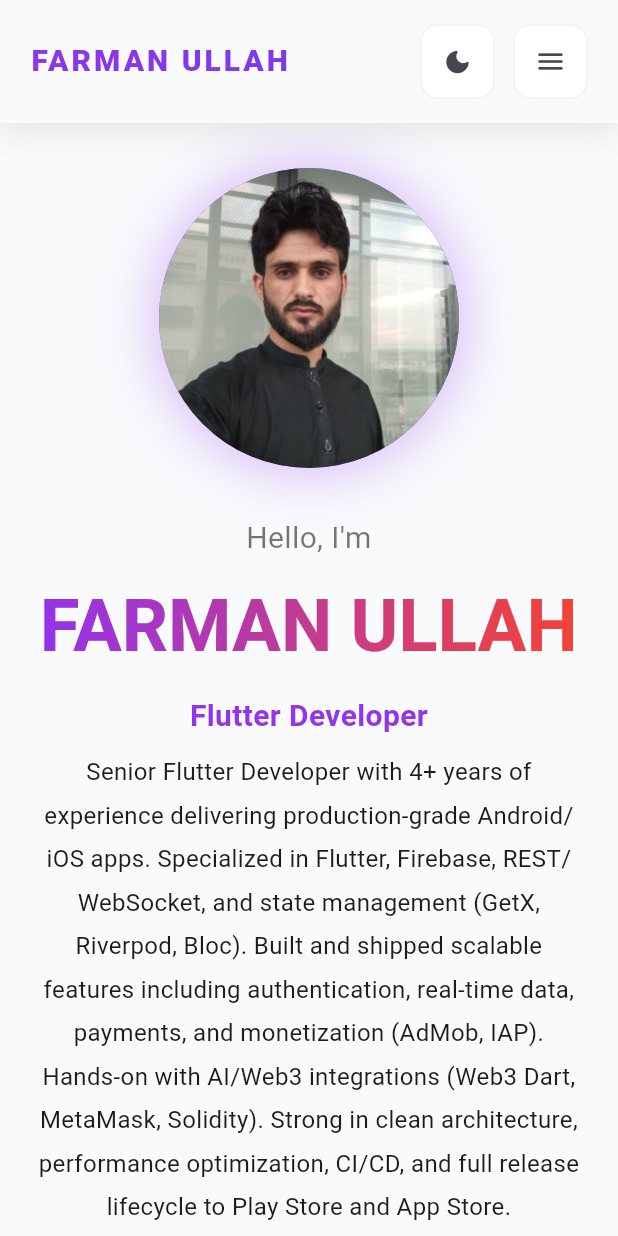
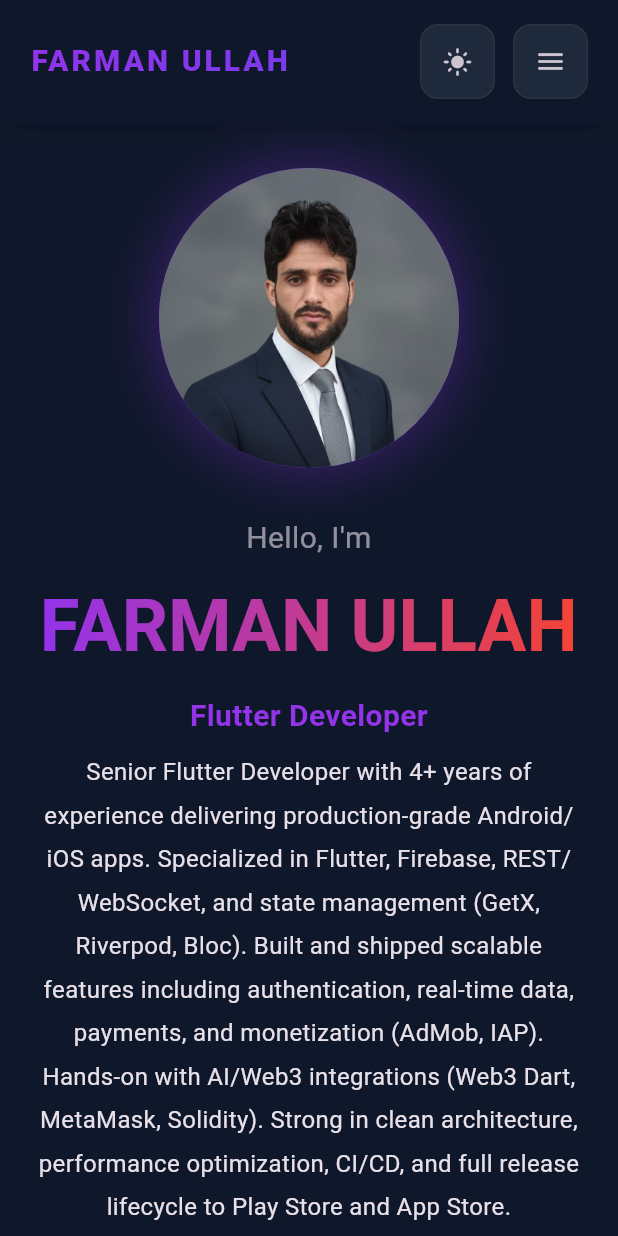
Before and after one commit to farmanullahQAU/farmanullah, a Flutter app: the screen it shows after launch, on a phone screen of 412 x 824 dp. Run offline on Flutter 3.47's test engine with Material 3 defaults, Android fonts, the phone set to English and light mode, and no system bars; our stand-ins replace get.

```diff
--- a/lib/controllers/theme_controller.dart
+++ b/lib/controllers/theme_controller.dart
@@ -2,7 +2,7 @@ import 'package:flutter/material.dart';
 import 'package:get/get.dart';
 
 class ThemeController extends GetxController {
-  final RxBool isDarkMode = false.obs;
+  final RxBool isDarkMode = true.obs;
 
   ThemeMode get themeMode =>
       isDarkMode.value ? ThemeMode.dark : ThemeMode.light;
@@ -10,8 +10,8 @@ class ThemeController extends GetxController {
   @override
   void onInit() {
     super.onInit();
-    // Start with light mode as default
-    isDarkMode.value = false;
+    // Start with dark mode as default
+    isDarkMode.value = true;
   }
 
   void toggleTheme() {
--- a/lib/main.dart
+++ b/lib/main.dart
@@ -1,10 +1,22 @@
 import 'package:farmanullah/controllers/theme_controller.dart';
 import 'package:farmanullah/utils/constants.dart';
 import 'package:farmanullah/views/home_page.dart';
+import 'package:farmanullah/widgets/splash_screen.dart';
 import 'package:flutter/material.dart';
+import 'package:flutter/services.dart';
 import 'package:get/get.dart';
 
 void main() {
+  WidgetsFlutterBinding.ensureInitialized();
+
+  // Set preferred orientations for better UX
+  SystemChrome.setPreferredOrientations([
+    DeviceOrientation.portraitUp,
+    DeviceOrientation.portraitDown,
+    DeviceOrientation.landscapeLeft,
+    DeviceOrientation.landscapeRight,
+  ]);
+
   runApp(const MyApp());
 }
 
@@ -37,7 +49,7 @@ class MyApp extends StatelessWidget {
         scaffoldBackgroundColor: AppConstants.darkBackground,
         cardColor: AppConstants.darkCard,
       ),
-      home: const HomePage(),
+      home: SplashScreen(child: const HomePage()),
     );
   }
 }
--- a/lib/models/portfolio_model.dart
+++ b/lib/models/portfolio_model.dart
@@ -121,7 +121,8 @@ class PortfolioData {
       phone: '+92 304 9575366',
       email: 'farmanullahk437@gmail.com',
       linkedIn: 'farman4',
-      cvUrl: 'https://drive.google.com/file/d/YOUR_FILE_ID/view?usp=sharing',
+      cvUrl:
+          'https://drive.google.com/file/d/18oHzH6hxA-Y6AiT0ivAmHKTov1YT7out/view?usp=sharing',
       profileImagePath: 'assets/images/projects/me.jpeg',
       bio:
           'Senior Flutter Developer with 4+ years of experience delivering production-grade Android/iOS apps. Specialized in Flutter, Firebase, REST/WebSocket, and state management (GetX, Riverpod, Bloc). Built and shipped scalable features including authentication, real-time data, payments, and monetization (AdMob, IAP). Hands-on with AI/Web3 integrations (Web3 Dart, MetaMask, Solidity). Strong in clean architecture, performance optimization, CI/CD, and full release lifecycle to Play Store and App Store.',
@@ -210,33 +211,34 @@ class PortfolioData {
       ],
       experiences: [
         Experience(
-          title: 'Flutter Developer',
+          title: 'Senior Flutter Developer',
           company: 'DigitalCode · Islamabad',
-          period: '2023 – 2024',
+          period: '2021 – 2024',
           responsibilities: [
             'Delivered crypto exchange & wallet features (KYC, P2P, spot trading) using Flutter + WebSocket; improved data sync latency by ~35%.',
             'Built responsive Material 3 UI with custom animations; increased session duration by 22%.',
             'Integrated REST APIs with robust error handling, retry logic, and token auth.',
             'Implemented secure chat (AWS Amplify + DynamoDB) and push notifications.',
             'Led QA support and release readiness; reduced crash-free sessions issues to <0.5%.',
+            'Developed and maintained multiple production apps over 3 years; contributed to architecture decisions and best practices.',
           ],
         ),
         Experience(
           title: 'Senior Flutter Developer',
-          company: 'Mohra · Saudi Arabia (Remote)',
-          period: '2022 – 2023',
+          company: 'DevCubix · Islamabad',
+          period: '2024 – Present',
           responsibilities: [
-            'Owned end-to-end Flutter delivery for a multi-purpose app; introduced Bloc and improved architecture for maintainability.',
-            'Integrated Firebase Auth, RTDB/Firestore, Cloud Functions, and FCM; reduced auth issues by 40%.',
-            'Implemented Google Maps/Places and location services with background handling.',
-            'Launched IAP and payment gateways with secure validation and receipt management.',
-            'Improved rendering performance via memoization, lazy-loading, and image optimization.',
+            'Lead Flutter development for enterprise mobile applications; architected scalable solutions using clean architecture principles.',
+            'Mentored junior developers and established code review processes; improved team velocity by 30% through knowledge sharing.',
+            'Delivered complex features including real-time synchronization, advanced state management (Bloc/Riverpod), and custom UI components.',
+            'Integrated third-party SDKs (payment gateways, analytics, push notifications) with robust error handling and fallback mechanisms.',
+            'Optimized app performance achieving 60fps on mid-range devices; reduced memory footprint by 25% through efficient resource management.',
           ],
         ),
         Experience(
           title: 'Junior Flutter Developer',
           company: 'Esols Technologies · Islamabad',
-          period: '2021 – 2022',
+          period: '2020 – 2021',
           responsibilities: [
             'Shipped 2 cross-platform apps to Play Store/App Store; adhered to release and store policies.',
             'Used GetX for routing, DI, and state; standardized module structure to speed feature dev by ~20%.',
--- a/lib/views/home_page.dart
+++ b/lib/views/home_page.dart
@@ -1,10 +1,10 @@
 import 'package:farmanullah/models/portfolio_model.dart';
 import 'package:farmanullah/widgets/contact_section.dart';
 import 'package:farmanullah/widgets/experience_section.dart';
+import 'package:farmanullah/widgets/header_divider.dart';
 import 'package:farmanullah/widgets/home_section.dart';
 import 'package:farmanullah/widgets/nav_bar.dart';
 import 'package:farmanullah/widgets/portfolio_section.dart';
-import 'package:farmanullah/widgets/section_divider.dart';
 import 'package:farmanullah/widgets/services_section.dart';
 import 'package:farmanullah/widgets/skills_section.dart';
 import 'package:flutter/material.dart';
@@ -166,7 +166,7 @@ class _HomePageState extends State<HomePage> {
                 key: _homeKey,
                 child: HomeSection(data: _portfolioData),
               ),
-              const SliverToBoxAdapter(child: SectionDivider()),
+              const SliverToBoxAdapter(child: HeaderDivider()),
               SliverToBoxAdapter(
                 key: _experienceKey,
                 child: ExperienceSection(
@@ -175,7 +175,7 @@ class _HomePageState extends State<HomePage> {
                       _portfolioData.uiContent.sectionTitles['experience']!,
                 ),
               ),
-              const SliverToBoxAdapter(child: SectionDivider()),
+              const SliverToBoxAdapter(child: HeaderDivider()),
               SliverToBoxAdapter(
                 key: _servicesKey,
                 child: ServicesSection(
@@ -184,7 +184,9 @@ class _HomePageState extends State<HomePage> {
                       _portfolioData.uiContent.sectionTitles['services']!,
                 ),
               ),
-              const SliverToBoxAdapter(child: SectionDivider()),
+              // const SliverToBoxAdapter(child: SectionDivider()),
+              const SliverToBoxAdapter(child: HeaderDivider()),
+
               SliverToBoxAdapter(
                 key: _skillsKey,
                 child: SkillsSection(
@@ -193,7 +195,8 @@ class _HomePageState extends State<HomePage> {
                       _portfolioData.uiContent.sectionTitles['skills']!,
                 ),
               ),
-              const SliverToBoxAdapter(child: SectionDivider()),
+              const SliverToBoxAdapter(child: HeaderDivider()),
+
               SliverToBoxAdapter(
                 key: _portfolioKey,
                 child: PortfolioSection(
@@ -202,7 +205,8 @@ class _HomePageState extends State<HomePage> {
                       _portfolioData.uiContent.sectionTitles['portfolio']!,
                 ),
               ),
-              const SliverToBoxAdapter(child: SectionDivider()),
+              const SliverToBoxAdapter(child: HeaderDivider()),
+
               SliverToBoxAdapter(
                 key: _contactKey,
                 child: ContactSection(data: _portfolioData),
--- a/lib/widgets/home_section.dart
+++ b/lib/widgets/home_section.dart
@@ -108,8 +108,8 @@ class HomeSection extends StatelessWidget {
         child: Image.asset(
           data.profileImagePath,
           fit: BoxFit.cover,
-          cacheWidth: 400,
-          cacheHeight: 400,
+          // cacheWidth: 400,
+          // cacheHeight: 400,
           errorBuilder: (context, error, stackTrace) {
             return Container(
               color: AppConstants.primaryColor.withOpacity(0.1),
@@ -123,7 +123,7 @@ class HomeSection extends StatelessWidget {
 
   Widget _buildDesktopProfileImage() {
     return Container(
-      width: 400,
+      width: 350,
       height: 400,
       decoration: BoxDecoration(
         shape: BoxShape.circle,
@@ -142,8 +142,8 @@ class HomeSection extends StatelessWidget {
         child: Image.asset(
           data.profileImagePath,
           fit: BoxFit.cover,
-          cacheWidth: 400,
-          cacheHeight: 400,
+          // cacheWidth: 400,
+          // cacheHeight: 400,
           errorBuilder: (context, error, stackTrace) {
             return Container(
               color: AppConstants.primaryColor.withOpacity(0.1),
--- /dev/null
+++ b/lib/widgets/splash_screen.dart
@@ -0,0 +1,147 @@
+import 'package:farmanullah/utils/constants.dart';
+import 'package:flutter/material.dart';
+
+class SplashScreen extends StatefulWidget {
+  final Widget child;
+
+  const SplashScreen({super.key, required this.child});
+
+  @override
+  State<SplashScreen> createState() => _SplashScreenState();
+}
+
+class _SplashScreenState extends State<SplashScreen>
+    with SingleTickerProviderStateMixin {
+  late AnimationController _controller;
+  late Animation<double> _fadeAnimation;
+  late Animation<double> _scaleAnimation;
+  bool _isLoaded = false;
+
+  @override
+  void initState() {
+    super.initState();
+
+    // Initialize animations
+    _controller = AnimationController(
+      vsync: this,
+      duration: const Duration(milliseconds: 1200),
+    );
+
+    _fadeAnimation = Tween<double>(begin: 0.0, end: 1.0).animate(
+      CurvedAnimation(
+        parent: _controller,
+        curve: const Interval(0.0, 0.6, curve: Curves.easeOut),
+      ),
+    );
+
+    _scaleAnimation = Tween<double>(begin: 0.8, end: 1.0).animate(
+      CurvedAnimation(
+        parent: _controller,
+        curve: const Interval(0.0, 0.6, curve: Curves.easeOutCubic),
+      ),
+    );
+
+    // Start animation
+    _controller.forward();
+
+    // Pre-load and prepare the app
+    _preloadApp();
+  }
+
+  Future<void> _preloadApp() async {
+    // Simulate minimum splash time for professional feel
+    await Future.delayed(const Duration(milliseconds: 1500));
+
+    // Wait for animation to complete
+    if (mounted) {
+      setState(() {
+        _isLoaded = true;
+      });
+    }
+  }
+
+  @override
+  void dispose() {
+    _controller.dispose();
+    super.dispose();
+  }
+
+  @override
+  Widget build(BuildContext context) {
+    if (!_isLoaded) {
+      return _buildSplashContent();
+    }
+
+    // Once loaded, directly show the main app
+    // No need for fade transition as native splash handles the transition
+    return widget.child;
+  }
+
+  Widget _buildSplashContent() {
+    final isDark = Theme.of(context).brightness == Brightness.dark;
+
+    return Scaffold(
+      backgroundColor: isDark
+          ? AppConstants.darkBackground
+          : AppConstants.lightBackground,
+      body: Center(
+        child: FadeTransition(
+          opacity: _fadeAnimation,
+          child: ScaleTransition(
+            scale: _scaleAnimation,
+            child: Column(
+              mainAxisAlignment: MainAxisAlignment.center,
+              children: [
+                // Logo/Name with gradient
+                ShaderMask(
+                  shaderCallback: (bounds) => LinearGradient(
+                    colors: [
+                      AppConstants.primaryColor,
+                      AppConstants.secondaryColor,
+                    ],
+                  ).createShader(bounds),
+                  child: Text(
+                    'FARMAN ULLAH',
+                    style: TextStyle(
+                      fontSize: 42,
+                      fontWeight: FontWeight.w900,
+                      letterSpacing: 3,
+                      color: Colors.white,
+                    ),
+                  ),
+                ),
+                const SizedBox(height: 16),
+                // Subtitle
+                Text(
+                  'Flutter Developer',
+                  style: TextStyle(
+                    fontSize: 16,
+                    fontWeight: FontWeight.w500,
+                    letterSpacing: 2,
+                    color:
+                        (isDark
+                                ? AppConstants.darkTextSecondary
+                                : AppConstants.lightTextSecondary)
+                            .withOpacity(0.8),
+                  ),
+                ),
+                const SizedBox(height: 48),
+                // Loading indicator
+                SizedBox(
+                  width: 40,
+                  height: 40,
+                  child: CircularProgressIndicator(
+                    strokeWidth: 3,
+                    valueColor: AlwaysStoppedAnimation<Color>(
+                      AppConstants.primaryColor,
+                    ),
+                  ),
+                ),
+              ],
+            ),
+          ),
+        ),
+      ),
+    );
+  }
+}
```
Also changed, not shown: lib/widgets/contact_section.dart (+6 -22 lines), lib/widgets/experience_section.dart (+24 -44 lines), lib/widgets/header_divider.dart (+9 -4 lines), lib/widgets/portfolio_section.dart (+5 -10 lines), lib/widgets/services_section.dart (+7 -22 lines), lib/widgets/skills_section.dart (+4 -9 lines), assets/images/projects/me.jpeg, 3 other files.
